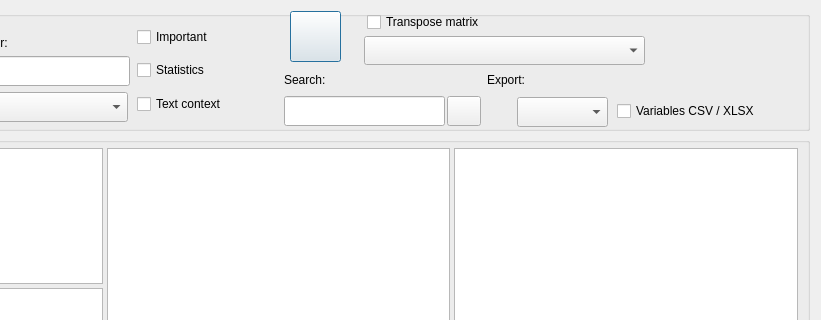
Above: GUI_UIs/ui_dialog_report_codings.ui from ccbogel/QualCoder before the change; both pictures show x 264 to 1085 and y 0 to 320 of the 1085 by 580 pixel window. Below: the same form after it.
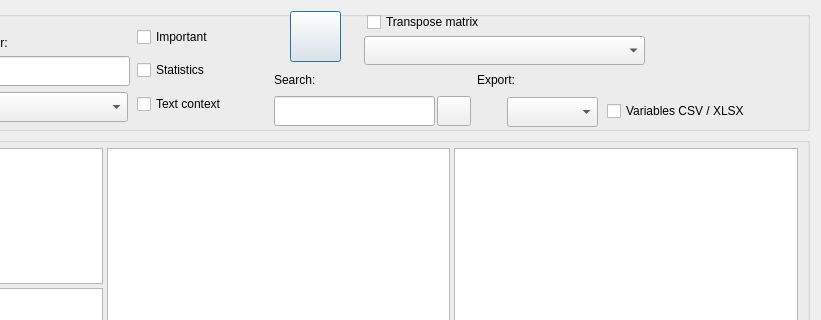
That is the form after the change.

Patch:
```diff
--- a/GUI_UIs/ui_dialog_report_codings.ui
+++ b/GUI_UIs/ui_dialog_report_codings.ui
@@ -124,7 +124,7 @@
      <widget class="QLabel" name="label_exports">
       <property name="geometry">
        <rect>
-        <x>741</x>
+        <x>731</x>
         <y>89</y>
         <width>24</width>
         <height>24</height>
@@ -140,7 +140,7 @@
      <widget class="QComboBox" name="comboBox_export">
       <property name="geometry">
        <rect>
-        <x>770</x>
+        <x>760</x>
         <y>86</y>
         <width>91</width>
         <height>30</height>
@@ -253,7 +253,7 @@
        <rect>
         <x>390</x>
         <y>46</y>
-        <width>141</width>
+        <width>131</width>
         <height>26</height>
        </rect>
       </property>
@@ -282,7 +282,7 @@
        <rect>
         <x>390</x>
         <y>80</y>
-        <width>141</width>
+        <width>131</width>
         <height>26</height>
        </rect>
       </property>
@@ -296,7 +296,7 @@
      <widget class="QLineEdit" name="lineEdit_search_results">
       <property name="geometry">
        <rect>
-        <x>537</x>
+        <x>527</x>
         <y>85</y>
         <width>161</width>
         <height>30</height>
@@ -309,7 +309,7 @@
      <widget class="QLabel" name="label_search_results">
       <property name="geometry">
        <rect>
-        <x>537</x>
+        <x>527</x>
         <y>58</y>
         <width>101</width>
         <height>22</height>
@@ -328,7 +328,7 @@
      <widget class="QPushButton" name="pushButton_search_next">
       <property name="geometry">
        <rect>
-        <x>700</x>
+        <x>690</x>
         <y>85</y>
         <width>34</width>
         <height>30</height>
@@ -377,7 +377,7 @@
      <widget class="QLabel" name="label_search_export">
       <property name="geometry">
        <rect>
-        <x>740</x>
+        <x>730</x>
         <y>58</y>
         <width>121</width>
         <height>22</height>
@@ -396,9 +396,9 @@
      <widget class="QCheckBox" name="checkBox_variables">
       <property name="geometry">
        <rect>
-        <x>870</x>
+        <x>860</x>
         <y>90</y>
-        <width>171</width>
+        <width>191</width>
         <height>20</height>
        </rect>
       </property>
```
